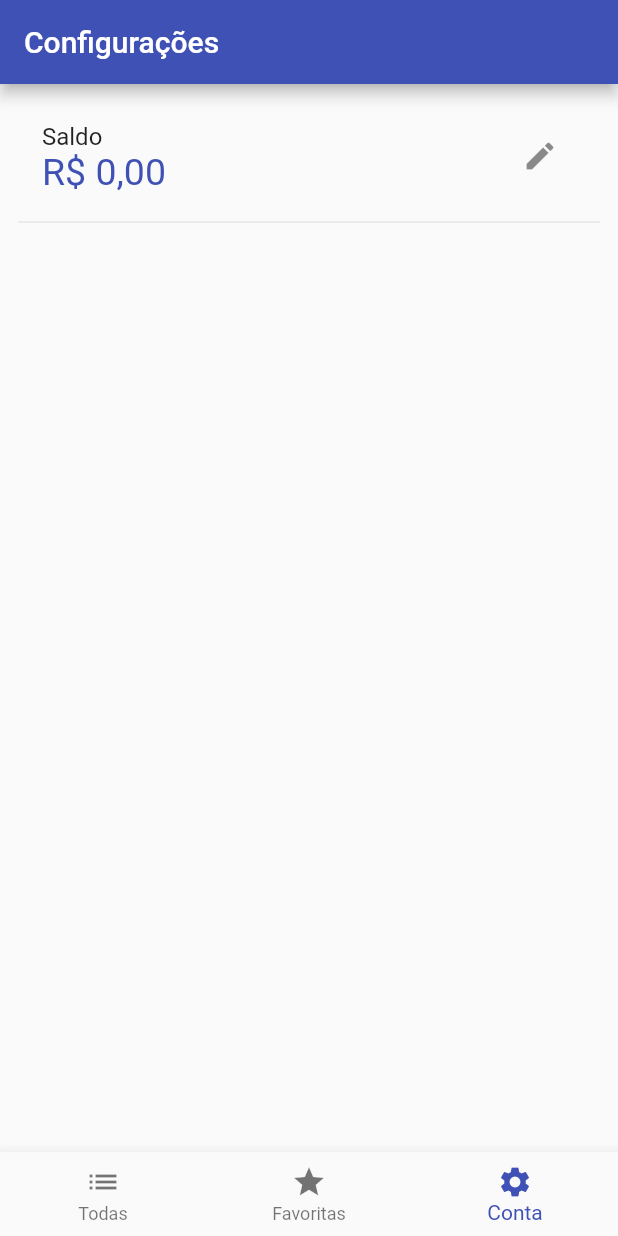
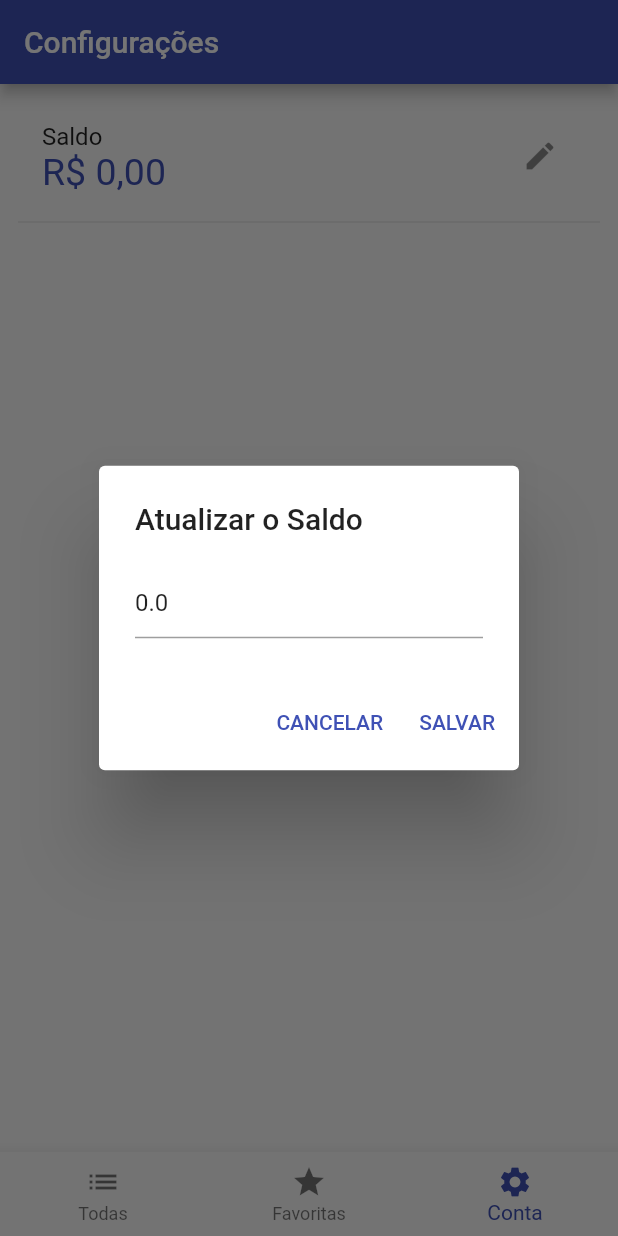
Before and after one commit to EduardoMoreira26/Flutter_Cripto-App, a Flutter app: the screen it shows after launch, item 3 of the bottom bar chosen, after a tap on the "edit" icon, on a phone screen of 412 x 824 dp. Run offline on Flutter 3.47's test engine with Material 2 defaults, Android fonts, the phone set to English and light mode, and no system bars; our stand-ins replace shared_preferences, sqflite; accounts and stored records are empty; statements that could not run were skipped.

Commit message:
config page

```diff
--- a/lib/pages/config_page.dart
+++ b/lib/pages/config_page.dart
@@ -1,6 +1,7 @@
 import 'package:cripto/configs/app_settings.dart';
 import 'package:cripto/repositories/account__reposiotry.dart';
 import 'package:flutter/material.dart';
+import 'package:flutter/services.dart';
 import 'package:intl/intl.dart';
 import 'package:provider/provider.dart';
 
@@ -15,10 +16,11 @@ class _ConfigPageState extends State<ConfigPage> {
   @override
   Widget build(BuildContext context) {
     final conta = context.watch<AccountReposiotry>();
-    final loc = context.watch<AppSettings>().locale;
-    NumberFormat real = NumberFormat.currency(locale: loc['locale'], name: loc['name']);
+    final loc = context.read<AppSettings>().locale;
+    NumberFormat real =
+        NumberFormat.currency(locale: loc['locale'], name: loc['name']);
 
-     return Scaffold(
+    return Scaffold(
       appBar: AppBar(
         title: Text('Configurações'),
       ),
@@ -36,13 +38,53 @@ class _ConfigPageState extends State<ConfigPage> {
                 ),
               ),
               trailing:
-                  IconButton(onPressed: (){}, icon: Icon(Icons.edit)),
+                  IconButton(onPressed: updateSaldo, icon: Icon(Icons.edit)),
             ),
             Divider(),
           ],
         ),
       ),
     );
+  }
 
+  updateSaldo() async {
+    final form = GlobalKey<FormState>();
+    final valor = TextEditingController();
+    final conta = context.read<AccountReposiotry>();
+
+    valor.text = conta.saldo.toString();
+
+    AlertDialog dialog = AlertDialog(
+      title: Text('Atualizar o Saldo'),
+      content: Form(
+        key: form,
+        child: TextFormField(
+          controller: valor,
+          keyboardType: TextInputType.number,
+          inputFormatters: [
+            FilteringTextInputFormatter.allow(RegExp(r'^\d+\.?\d*')),
+          ],
+          validator: (value) {
+            if (value.isEmpty) return 'Informe o valor do saldo';
+            return null;
+          },
+        ),
+      ),
+      actions: [
+        TextButton(
+            onPressed: () => Navigator.pop(context), child: Text('CANCELAR')),
+        TextButton(
+          onPressed: () {
+            if (form.currentState.validate()) {
+              conta.setSaldo(double.parse(valor.text));
+              Navigator.pop(context);
+            }
+          },
+          child: Text('SALVAR'),
+        ),
+      ],
+    );
+
+    showDialog(context: context, builder: (context) => dialog);
   }
 }
```
